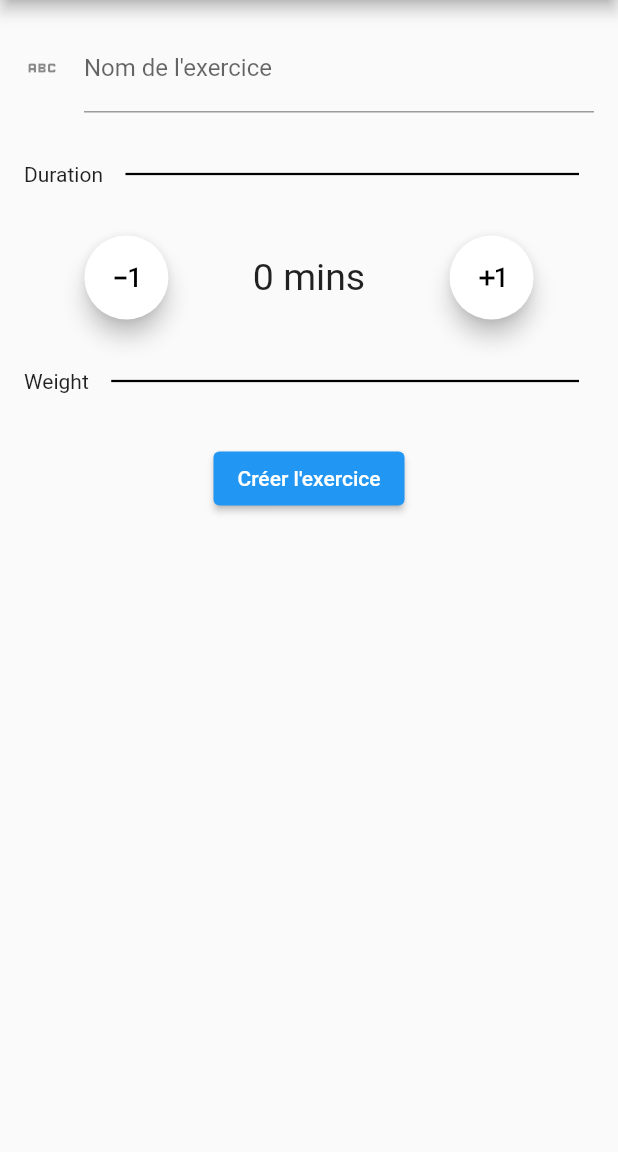
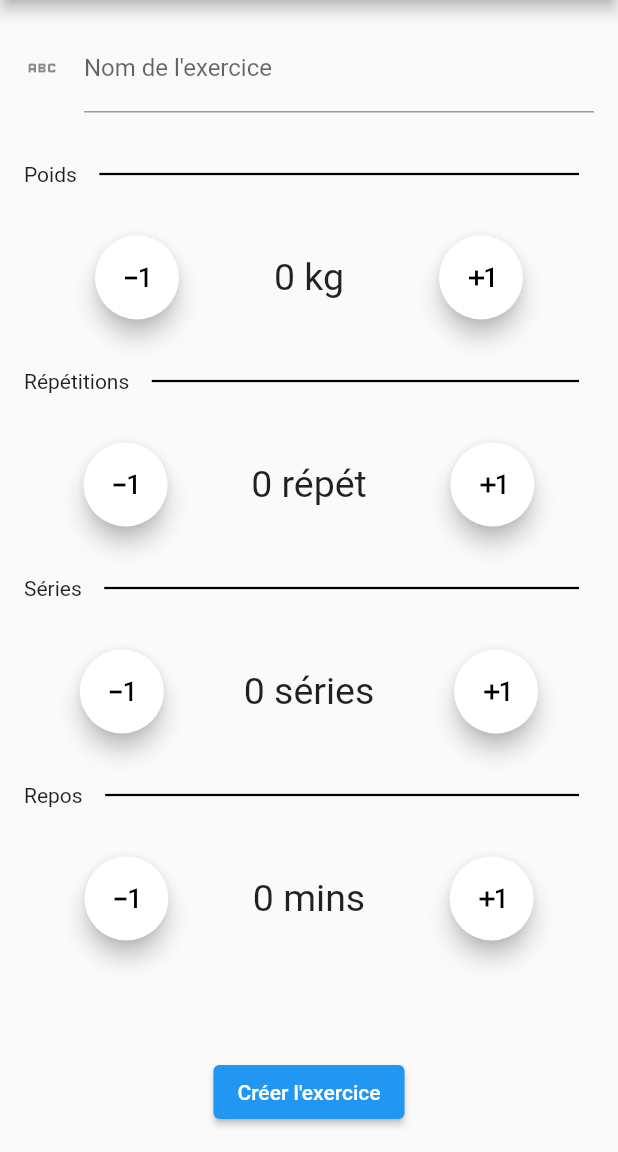
Before and after one commit to Sidarzo/FitNote, a Flutter app: the Exerciseform screen opened directly with empty values, after a tap on the "exposure minus 1" icon, on a phone screen of 412 x 824 dp, the part 84-1236 px from its top. Run offline on Flutter 3.47's test engine with Material 2 defaults, Android fonts, the phone set to English and light mode, and no system bars; our stand-ins replace sqflite; accounts and stored records are empty.

Commit message:
build Muscu form

```diff
--- a/lib/model/db.dart
+++ b/lib/model/db.dart
@@ -71,6 +71,9 @@ class dbFitNote {
           await database.execute('DELETE FROM muscu');
         }
         if (newVersion == 23) {
+
+          await database.execute('DROP TABLE program');
+
           await database.execute('DROP TABLE exercise');
 
           await database.execute(
--- a/lib/view/exercise/exercise_form.dart
+++ b/lib/view/exercise/exercise_form.dart
@@ -24,10 +24,12 @@ class _exerciseState extends State<Exerciseform> {
   Widget build(BuildContext context) {
     final args = ModalRoute.of(context)!.settings.arguments as ScreenArguments;
     return Scaffold(
+
       appBar: AppBar(
         title: const Text('FitNote'),
         centerTitle: true,
       ),
+
       body: Form(
         key: _formKey,
         child: Column(
@@ -49,54 +51,29 @@ class _exerciseState extends State<Exerciseform> {
                 },
               ),
             ),
-            Padding(
-                padding: const EdgeInsets.symmetric(horizontal: 16.0),
-                child: createDivider('Duration')),
+            Expanded(child:
+              CustomScrollView(
+                shrinkWrap: true,
+                slivers: <Widget>[
+                  SliverPadding(
 
-            //
-            // DURATION
-            //
-            Padding(
-              padding: const EdgeInsets.symmetric(vertical: 16.0),
-              child: Center(
-                child: Row(
-                  mainAxisAlignment: MainAxisAlignment.spaceEvenly,
-                  children: <Widget>[
-                    FloatingActionButton(
-                      heroTag: 'durationMinus',
-                      onPressed: () {
-                        setState(() {
-                          if (durationValue > 0) {
-                            durationValue -= 1;
-                          }
-                        });
-                      },
-                      child: const Icon(Icons.exposure_minus_1,
-                          color: Colors.black),
-                      backgroundColor: Colors.white,
+                    padding: const EdgeInsets.all(0.0),
+                    sliver: SliverList(
+
+                      delegate: SliverChildListDelegate(
+                        <Widget>[
+                          buildMuscuForm()
+                        ],
+                      ),
                     ),
-                    Text(durationValue.toString() + ' mins',
-                        style: TextStyle(fontSize: 25.0)),
-                    FloatingActionButton(
-                      heroTag: 'durationPlus',
-                      onPressed: () {
-                        setState(() {
-                          durationValue += 1;
-                        });
-                      },
-                      child: const Icon(
-                        Icons.exposure_plus_1,
-                        color: Colors.black,
-                      ),
-                      backgroundColor: Colors.white,
-                    ),
-                  ],
-                ),
+                  ),
+                ],
               ),
             ),
-            Padding(
-                padding: const EdgeInsets.symmetric(horizontal: 16.0),
-                child: createDivider('Weight')),
+
+
+
+
             Padding(
               padding: const EdgeInsets.symmetric(vertical: 16.0),
               child: Center(
@@ -126,6 +103,78 @@ class _exerciseState extends State<Exerciseform> {
       ),
     );
   }
+
+
+buildMuscuForm(){
+  var formInput = ['weight','repetition','serie','restDuration'];
+  var formInputName = ['Poids','Répétitions','Séries','Repos'];
+  var formInputValue = [0,0,0,0];
+  var magnitude = [' kg',' répét',' séries',' mins'];
+  List<Widget> finalInput = [];
+
+  for(var i = 0; i < formInput.length; i++){
+
+    finalInput.add(
+      Column(
+        children: [
+          Padding(
+              padding: const EdgeInsets.symmetric(horizontal: 16.0),
+              child: createDivider(formInputName[i])
+              ),
+              //
+              // DURATION
+            //
+            Padding(
+              padding: const EdgeInsets.symmetric(vertical: 16.0),
+              child: Center(
+              child: Row(
+              mainAxisAlignment: MainAxisAlignment.spaceEvenly,
+              children: <Widget>[
+              FloatingActionButton(
+              heroTag: formInput[i] + 'Minus',
+              onPressed: () {
+                setState(() {
+                if (formInputValue[i] > 0) {
+                    formInputValue[i] -= 1;
+                  }
+                });
+                    },
+                child: const Icon(Icons.exposure_minus_1,
+                color: Colors.black),
+                backgroundColor: Colors.white,
+                ),
+                Text(formInputValue[i].toString() + magnitude[i],
+                  style: TextStyle(fontSize: 25.0)
+                  ),
+                FloatingActionButton(
+                  heroTag: formInput[i] + 'Plus',
+                  onPressed: () {
+                    setState(() {
+                      formInputValue[i] += 1;
+                    });
+
+
+                  },
+                  child: const Icon(
+                    Icons.exposure_plus_1,
+                    color: Colors.black,
+                  ),
+                  backgroundColor: Colors.white,
+                  ),
+                ],
+              ),
+            ),
+          ),
+        ],
+      )
+    );
+  }
+  return Column(
+      children:
+          finalInput
+      );
+}
+
 }
 
 class ScreenArguments {
```
Also changed, not shown: 2 other files.
